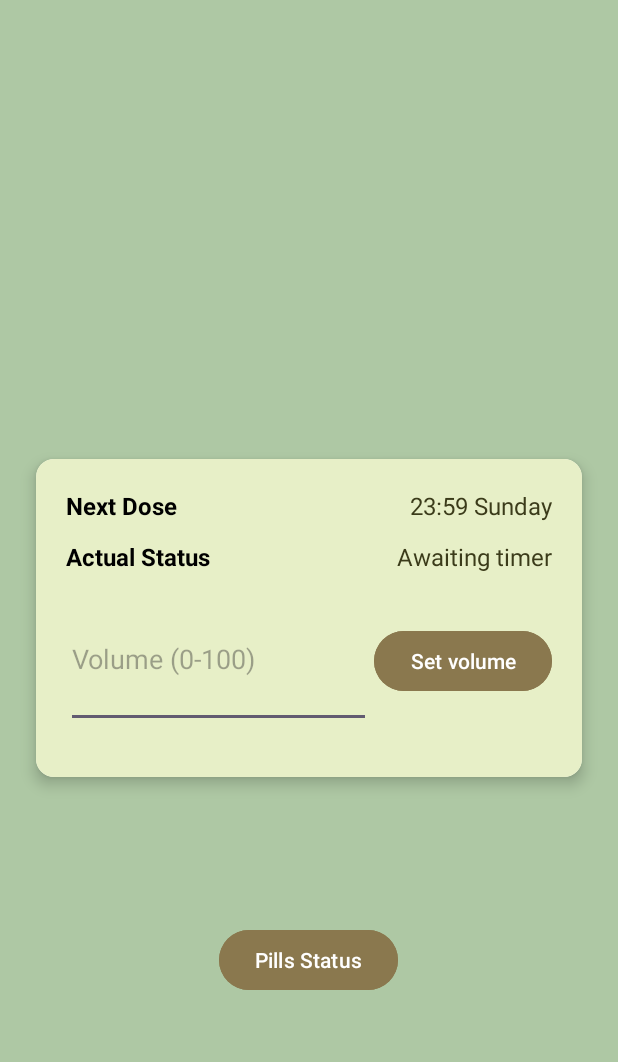
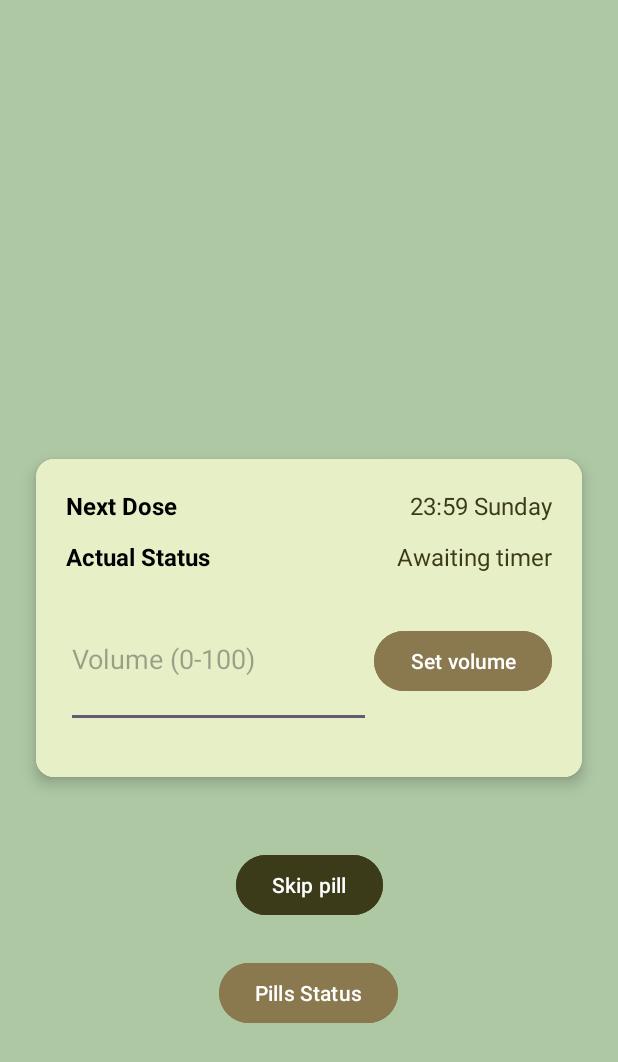
Before and after one commit to UNLAM-SOA/2025-SOA-Q1-M3, an Android app: the screen it shows after launch (MainActivity), on a phone screen of 412 x 824 dp. Shown: the top 1062 px of the screen. Run offline under Robolectric (Android 15) with nearby library versions, the phone set to English and light mode, and no system bars.

Commit message:
implementado skip con la app

```diff
--- a/Android/PastilleroApplication/app/src/main/java/com/pastillero/application/MainActivity.java
+++ b/Android/PastilleroApplication/app/src/main/java/com/pastillero/application/MainActivity.java
@@ -16,6 +16,7 @@ import android.util.Log;
 import android.view.Menu;
 import android.view.MenuItem;
 
+import android.view.View;
 import android.widget.Button;
 import android.widget.EditText;
 import android.widget.TextView;
@@ -41,10 +42,11 @@ public class MainActivity extends AppCompatActivity {
 
     private Button setVolumeButton;
 
-    private Button goToBuzzerControlButton;
+    private Button goToPillStatusButton;
+
+    private Button skipPillButton;
     public IntentFilter filterReceiveNextDoseMessage;
     public IntentFilter filterReceiveActualStatusMessage;
-    public IntentFilter filterReceivePillStatusMessage;
 
     public IntentFilter filterConnectionLost;
 
@@ -64,7 +66,21 @@ public class MainActivity extends AppCompatActivity {
         setVolumeButton = findViewById(R.id.set_volume_button);
 
 
-        goToBuzzerControlButton = findViewById(R.id.pills_view_button);
+        goToPillStatusButton = findViewById(R.id.pills_view_button);
+        skipPillButton = findViewById(R.id.skip_pill_button);
+
+        skipPillButton.setOnClickListener(v -> {
+            try{
+                JSONObject message = new JSONObject();
+                JSONObject context = new JSONObject();
+                context.put("type", "skip");
+                message.put("value", 1);
+                message.put("context", context);
+                publishMessage(ConfigMQTT.SKIP_PILL_TOPIC, message.toString());
+            } catch (JSONException e){
+                Log.e("Pastillero", e.getMessage());
+            }
+        });
 
         setVolumeButton.setOnClickListener(v -> {
             if(!volumeInput.getText().toString().isEmpty()) {
@@ -86,7 +102,7 @@ public class MainActivity extends AppCompatActivity {
 
         });
 
-        goToBuzzerControlButton.setOnClickListener(v -> {
+        goToPillStatusButton.setOnClickListener(v -> {
             Intent intent = new Intent(MainActivity.this, PillsStatusActivity.class);
             startActivity(intent);
         });
@@ -173,7 +189,13 @@ public class MainActivity extends AppCompatActivity {
 
             actualStatusText.setText(message);
 
-            if(value == 0) {
+            if(value == 1) {
+                skipPillButton.setVisibility(View.GONE);
+            } else if(value == 2){
+                skipPillButton.setVisibility(View.VISIBLE);
+            }
+
+            if(value == 2) {
                 actualStatusText.setTextColor(Color.RED);
             } else {
                 actualStatusText.setTextColor(Color.rgb(59,59,26));
@@ -203,9 +225,6 @@ public class MainActivity extends AppCompatActivity {
         }
     }
 
-    // It creates an Intent to trigger the onStartCommand on the MQTT service
-    // so it publish the message using the service
-    // TODO: done for the 2nd deliverable
     private void publishMessage(String topic, String message) {
         Intent intent = new Intent(this, MqttService.class);
         intent.setAction(MqttService.ACTION_PUBLISH);
--- a/Android/PastilleroApplication/app/src/main/java/com/pastillero/application/mqtt/ConfigMQTT.java
+++ b/Android/PastilleroApplication/app/src/main/java/com/pastillero/application/mqtt/ConfigMQTT.java
@@ -13,4 +13,6 @@ public class ConfigMQTT {
     public static final String PILL_SCAN_TOPIC = "/v1.6/devices/esp32/pill_scan";
     public static final String VOLUME_TOPIC = "/v1.6/devices/esp32/volume";
 
+    public static final String SKIP_PILL_TOPIC = "/v1.6/devices/esp32/skip";
+
 }
--- a/Android/PastilleroApplication/app/src/main/res/layout/activity_main.xml
+++ b/Android/PastilleroApplication/app/src/main/res/layout/activity_main.xml
@@ -12,14 +12,14 @@
         android:id="@+id/cardView"
         android:layout_width="0dp"
         android:layout_height="wrap_content"
+        android:layout_margin="24dp"
+        android:backgroundTint="@android:color/white"
         app:cardCornerRadius="12dp"
         app:cardElevation="6dp"
-        android:layout_margin="24dp"
-        app:layout_constraintTop_toTopOf="parent"
         app:layout_constraintBottom_toBottomOf="parent"
+        app:layout_constraintEnd_toEndOf="parent"
         app:layout_constraintStart_toStartOf="parent"
-        app:layout_constraintEnd_toEndOf="parent"
-        android:backgroundTint="@android:color/white">
+        app:layout_constraintTop_toTopOf="parent">
 
         <LinearLayout
             android:layout_width="match_parent"
@@ -108,10 +108,21 @@
     </androidx.cardview.widget.CardView>
 
     <Button
+        android:id="@+id/skip_pill_button"
+        android:layout_width="wrap_content"
+        android:layout_height="wrap_content"
+        android:layout_marginBottom="24dp"
+        android:backgroundTint="#3B3B1A"
+        android:text="Skip pill"
+        android:visibility="visible"
+        app:layout_constraintBottom_toTopOf="@+id/pills_view_button"
+        app:layout_constraintEnd_toEndOf="parent"
+        app:layout_constraintStart_toStartOf="parent" />
+
+    <Button
         android:id="@+id/pills_view_button"
         android:layout_width="wrap_content"
         android:layout_height="wrap_content"
-        android:layout_marginBottom="160dp"
         android:backgroundTint="#8A784E"
         android:text="Pills Status"
         app:layout_constraintBottom_toBottomOf="parent"
@@ -119,6 +130,13 @@
         app:layout_constraintHorizontal_bias="0.498"
         app:layout_constraintStart_toStartOf="parent"
         app:layout_constraintTop_toBottomOf="@+id/cardView"
-        app:layout_constraintVertical_bias="1.0" />
+        app:layout_constraintVertical_bias="0.464" />
+
+    <androidx.constraintlayout.widget.Guideline
+        android:id="@+id/guideline"
+        android:layout_width="wrap_content"
+        android:layout_height="wrap_content"
+        android:orientation="vertical"
+        app:layout_constraintGuide_begin="20dp" />
 
 </androidx.constraintlayout.widget.ConstraintLayout>
```
Also changed, not shown: 4 other files.
